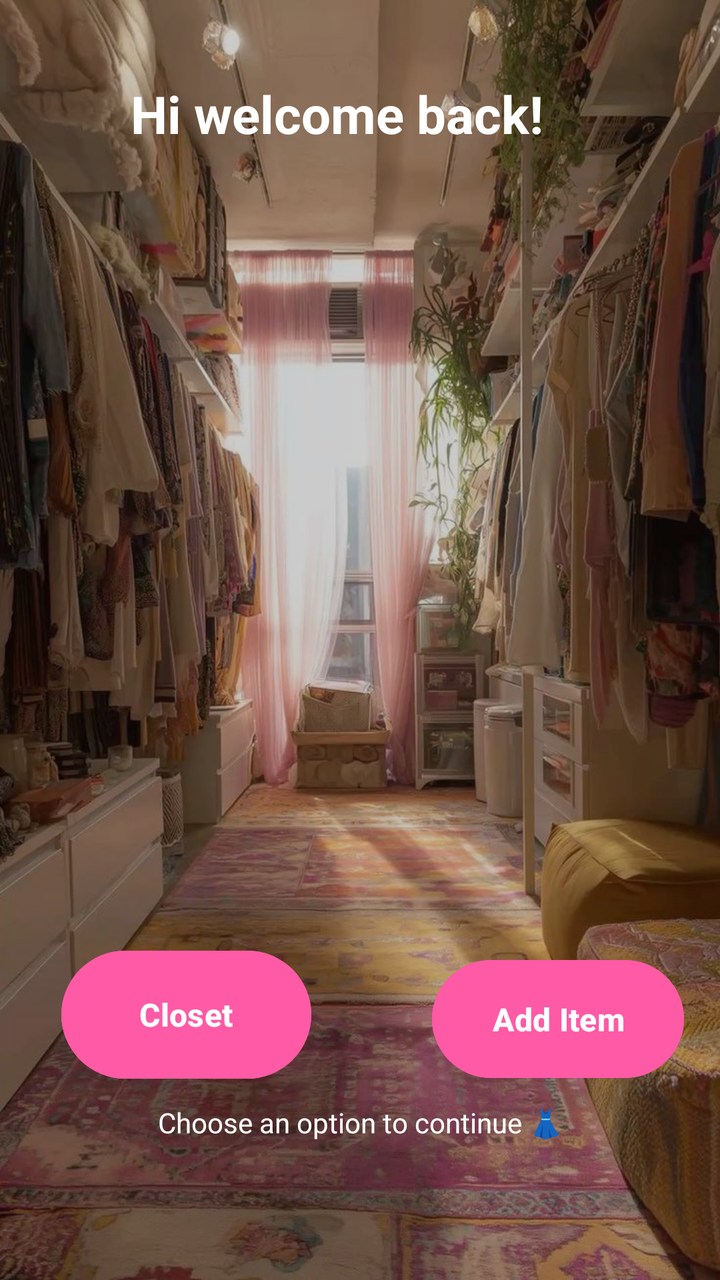
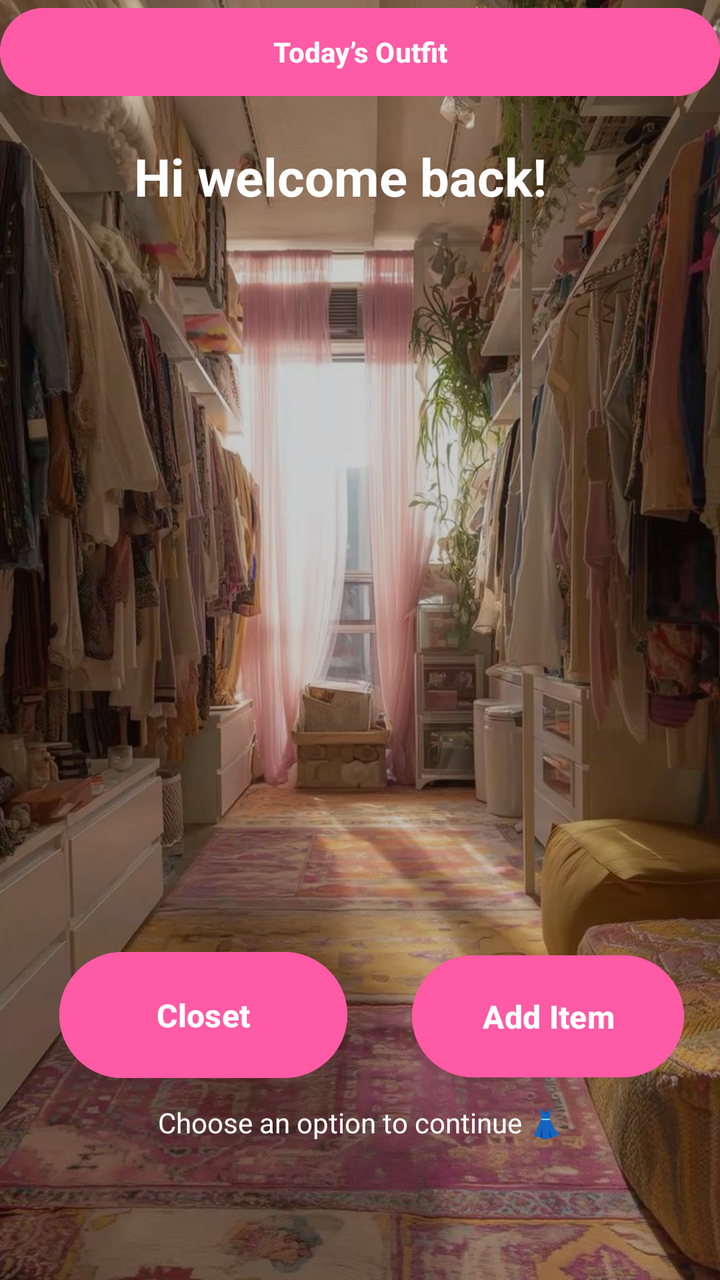

The first picture is an Android layout as it rendered before a commit; the second is the same layout after the commit. The layout source and the unified diff follow.
<!-- AndroidManifest.xml: application theme Theme.Fit4U -->
<!-- res/layout/activity_home.xml -->
<?xml version="1.0" encoding="utf-8"?>
<FrameLayout xmlns:android="http://schemas.android.com/apk/res/android"
    xmlns:app="http://schemas.android.com/apk/res-auto"
    xmlns:tools="http://schemas.android.com/tools"
    android:layout_width="match_parent"
    android:layout_height="match_parent">

    
    <ImageView
        android:id="@+id/imgBg"
        android:layout_width="match_parent"
        android:layout_height="match_parent"
        android:src="@drawable/wardrobe"
        android:scaleType="centerCrop" />

    
    <View
        android:layout_width="match_parent"
        android:layout_height="match_parent"
        android:background="#33000000" />

    
    <androidx.constraintlayout.widget.ConstraintLayout
        android:layout_width="match_parent"
        android:layout_height="match_parent"
        android:padding="18dp">

        

        

        

        <TextView
            android:id="@+id/tvHello"
            android:layout_width="237dp"
            android:layout_height="60dp"
            android:text="Hi welcome back!"
            android:textColor="@android:color/white"
            android:textSize="26sp"
            android:textStyle="bold"
            app:layout_constraintBottom_toBottomOf="parent"
            app:layout_constraintEnd_toEndOf="parent"
            app:layout_constraintHorizontal_bias="0.544"
            app:layout_constraintStart_toStartOf="parent"
            app:layout_constraintTop_toTopOf="parent"
            app:layout_constraintVertical_bias="0.039" />

        <Button
            android:id="@+id/btnAddItem"
            android:layout_width="126dp"
            android:layout_height="67dp"
            android:backgroundTint="#FF5AA5"
            android:text="Add Item"
            android:textAllCaps="false"
            android:textColor="@android:color/white"
            android:textSize="16sp"
            android:textStyle="bold"
            app:layout_constraintBottom_toBottomOf="parent"
            app:layout_constraintEnd_toEndOf="parent"
            app:layout_constraintHorizontal_bias="1.0"
            app:layout_constraintStart_toStartOf="parent"
            app:layout_constraintTop_toTopOf="parent"
            app:layout_constraintVertical_bias="0.853" />

        <Button
            android:id="@+id/btnCloset"
            android:layout_width="125dp"
            android:layout_height="72dp"
            android:backgroundTint="#FF5AA5"
            android:text="Closet"
            android:textAllCaps="false"
            android:textColor="@android:color/white"
            android:textSize="16sp"
            android:textStyle="bold"
            app:layout_constraintBottom_toBottomOf="parent"
            app:layout_constraintEnd_toEndOf="parent"
            app:layout_constraintHorizontal_bias="0.064"
            app:layout_constraintStart_toStartOf="parent"
            app:layout_constraintTop_toTopOf="parent"
            app:layout_constraintVertical_bias="0.852" />

        <TextView
            android:id="@+id/tvTip"
            android:layout_width="0dp"
            android:layout_height="wrap_content"
            android:layout_marginTop="16dp"
            android:gravity="center"
            android:text="Choose an option to continue 👗"
            android:textColor="@android:color/white"
            android:textSize="14sp"
            app:layout_constraintBottom_toBottomOf="parent"
            app:layout_constraintEnd_toEndOf="parent"
            app:layout_constraintHorizontal_bias="1.0"
            app:layout_constraintStart_toStartOf="parent"
            app:layout_constraintTop_toTopOf="parent"
            app:layout_constraintVertical_bias="0.91" />

    </androidx.constraintlayout.widget.ConstraintLayout>

</FrameLayout>
<!-- resources referenced by this layout -->
<resources>
  <!-- drawable wardrobe: jpg bitmap (drawable, 156455 bytes) -->
  <style name="Theme.Fit4U" parent="Base.Theme.Fit4U" />
  <style name="Base.Theme.Fit4U" parent="Theme.Material3.DayNight.NoActionBar">
          
          
      </style>
</resources>

<!-- the commit's change to res/layout/activity_home.xml (unified diff, before → after) -->
@@ -18,6 +18,16 @@
         android:layout_width="match_parent"
         android:layout_height="match_parent"
         android:background="#33000000" />
+
+    <Button
+        android:id="@+id/btnToday"
+        android:layout_width="match_parent"
+        android:layout_height="52dp"
+        android:text="Today’s Outfit"
+        android:textAllCaps="false"
+        android:textStyle="bold"
+        android:textColor="@android:color/white"
+        android:backgroundTint="#FF5AA5" />
 
     
     <androidx.constraintlayout.widget.ConstraintLayout
@@ -41,15 +51,15 @@
             android:textStyle="bold"
             app:layout_constraintBottom_toBottomOf="parent"
             app:layout_constraintEnd_toEndOf="parent"
-            app:layout_constraintHorizontal_bias="0.544"
+            app:layout_constraintHorizontal_bias="0.565"
             app:layout_constraintStart_toStartOf="parent"
             app:layout_constraintTop_toTopOf="parent"
-            app:layout_constraintVertical_bias="0.039" />
+            app:layout_constraintVertical_bias="0.097" />
 
         <Button
             android:id="@+id/btnAddItem"
-            android:layout_width="126dp"
-            android:layout_height="67dp"
+            android:layout_width="136dp"
+            android:layout_height="69dp"
             android:backgroundTint="#FF5AA5"
             android:text="Add Item"
             android:textAllCaps="false"
@@ -61,12 +71,12 @@
             app:layout_constraintHorizontal_bias="1.0"
             app:layout_constraintStart_toStartOf="parent"
             app:layout_constraintTop_toTopOf="parent"
-            app:layout_constraintVertical_bias="0.853" />
+            app:layout_constraintVertical_bias="0.852" />
 
         <Button
             android:id="@+id/btnCloset"
-            android:layout_width="125dp"
-            android:layout_height="72dp"
+            android:layout_width="144dp"
+            android:layout_height="71dp"
             android:backgroundTint="#FF5AA5"
             android:text="Closet"
             android:textAllCaps="false"
